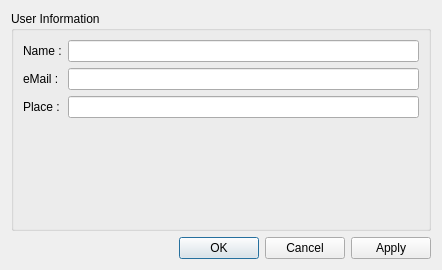
The window that resource/dialogs/SettingsDialog.ui (sem23/roslab_ide) describes before a commit, drawn with Qt 5.
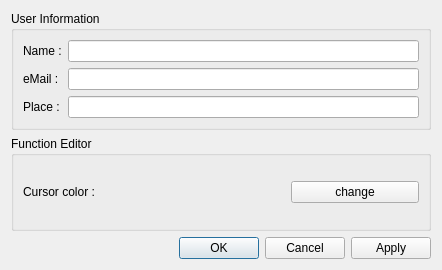
The same window after the commit.

```diff
--- a/resource/dialogs/SettingsDialog.ui
+++ b/resource/dialogs/SettingsDialog.ui
@@ -53,7 +53,7 @@
      </layout>
     </widget>
    </item>
-   <item row="1" column="1">
+   <item row="2" column="1">
     <widget class="QDialogButtonBox" name="buttonBox">
      <property name="orientation">
       <enum>Qt::Horizontal</enum>
@@ -63,6 +63,39 @@
      </property>
     </widget>
    </item>
+   <item row="1" column="1">
+    <widget class="QGroupBox" name="groupBox_2">
+     <property name="title">
+      <string>Function Editor</string>
+     </property>
+     <layout class="QGridLayout" name="gridLayout_2">
+      <item row="0" column="0">
+       <widget class="QLabel" name="label_4">
+        <property name="text">
+         <string>Cursor color :</string>
+        </property>
+       </widget>
+      </item>
+      <item row="0" column="2">
+       <widget class="QPushButton" name="changeCursorColorPushButton">
+        <property name="text">
+         <string>change</string>
+        </property>
+       </widget>
+      </item>
+      <item row="0" column="1">
+       <widget class="QLabel" name="cursorColorLabel">
+        <property name="autoFillBackground">
+         <bool>false</bool>
+        </property>
+        <property name="text">
+         <string/>
+        </property>
+       </widget>
+      </item>
+     </layout>
+    </widget>
+   </item>
   </layout>
  </widget>
  <resources/>
```
